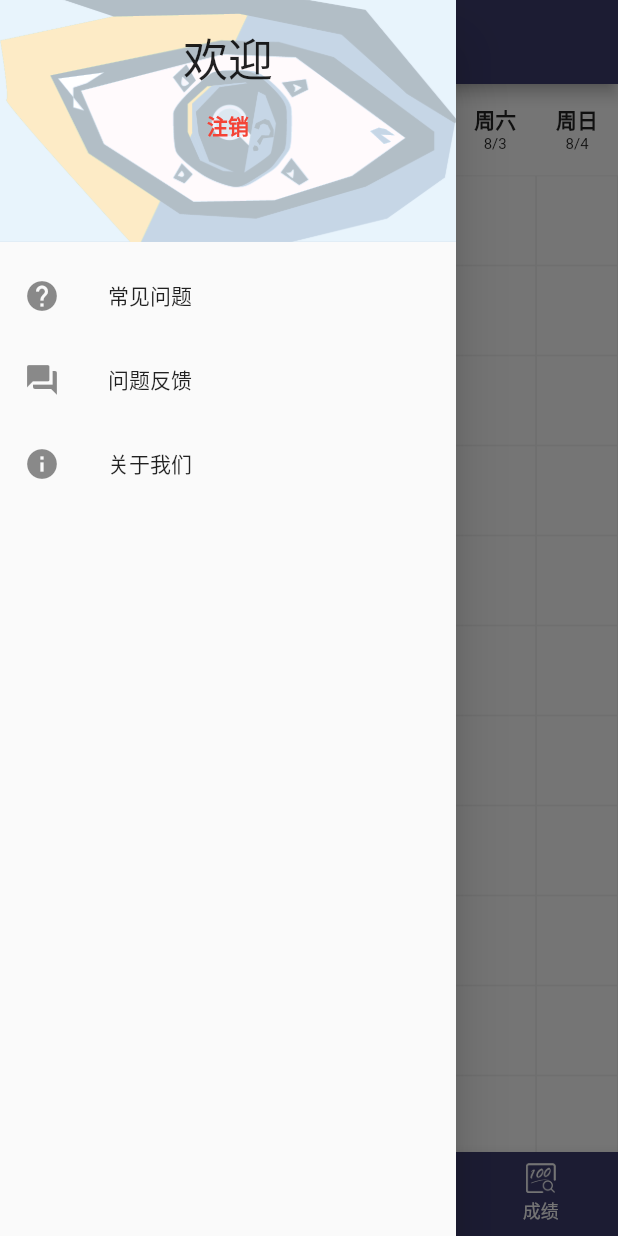
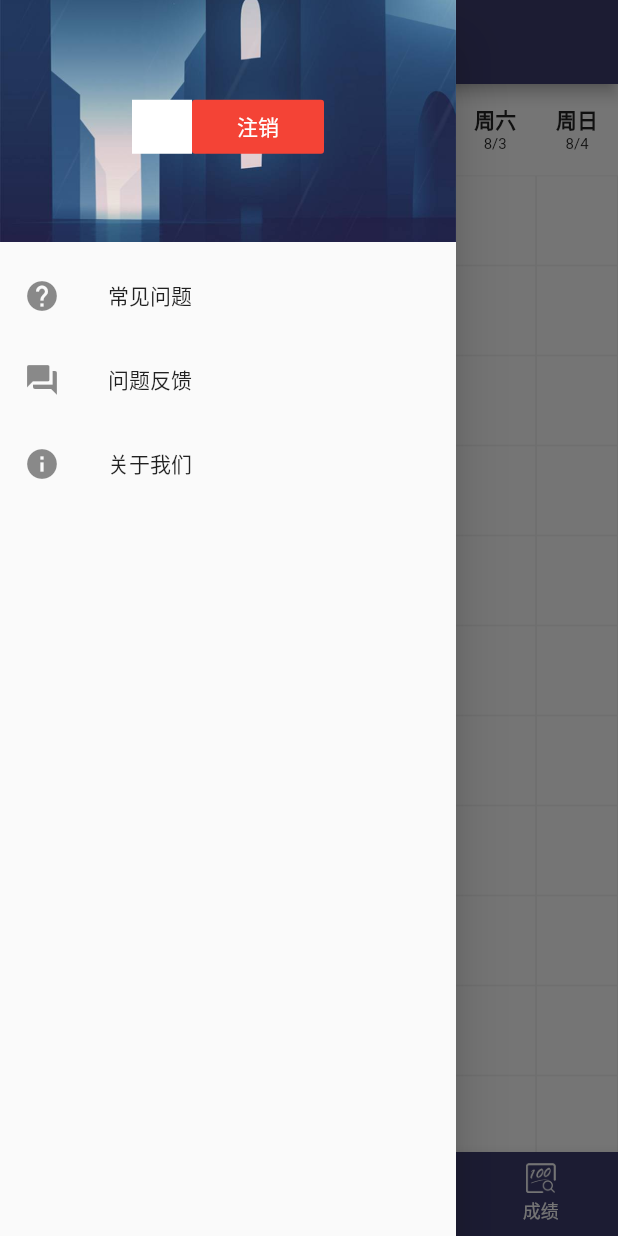
Before and after one commit to recallfuture/hblgdx, a Flutter app: the HomePage screen opened directly, item 2 of the bottom bar chosen, with the side drawer open, on a phone screen of 412 x 824 dp. Run offline on Flutter 3.47's test engine with Material 2 defaults, Android fonts, the phone set to English and light mode, and no system bars; drawn by our look-alikes of oktoast; our stand-ins replace cookie_jar, dio, flutter_html, open_file, permission_handler, shared_preferences; missing offline and left inert: downloads_path_provider, gbk2utf8; accounts and stored records are empty; generated files the repository leaves out were written again.

Commit message:
更改侧边栏头部样式

```diff
--- a/lib/pages/home_page.dart
+++ b/lib/pages/home_page.dart
@@ -119,10 +119,8 @@ class _HomePageState extends State<HomePage> {
         image: DecorationImage(
           fit: BoxFit.cover,
           image: Image
-              .asset('assets/drawer_image.png')
+              .asset('assets/bg_drawer_header.jpg')
               .image,
-          colorFilter: ColorFilter.mode(
-              Colors.blue[50].withAlpha(200), BlendMode.lighten),
         ),
       ),
       child: _buildAccount(
@@ -134,18 +132,22 @@ class _HomePageState extends State<HomePage> {
   /// 帐号
   Widget _buildAccount(String account) {
     return Column(
+      mainAxisAlignment: MainAxisAlignment.center,
       children: <Widget>[
-        Text('欢迎', style: TextStyle(fontSize: 30)),
         Row(
           mainAxisAlignment: MainAxisAlignment.center,
           children: <Widget>[
-            Text(account),
+            Container(
+              color: Colors.white,
+              padding: EdgeInsets.symmetric(horizontal: 20, vertical: 10),
+              child: Text(account),
+            ),
             FlatButton(
+              color: Colors.red,
               child: Text(
                 '注销',
                 style: TextStyle(
-                  color: Colors.red,
-                  fontWeight: FontWeight.bold,
+                  color: Colors.white,
                 ),
               ),
               onPressed: _showLogOutDialog,
--- a/pubspec.yaml
+++ b/pubspec.yaml
@@ -61,13 +61,13 @@ flutter:
     - assets/resource.png
     - assets/score.png
     - assets/logo.png
-    - assets/drawer_image.png
     - assets/colors.png
     - assets/bg_homework.jpg
     - assets/bg_score.jpg
     - assets/label.png
     - assets/file.png
     - assets/opener.png
+    - assets/bg_drawer_header.jpg
 
   # An image asset can refer to one or more resolution-specific "variants", see
   # https://flutter.dev/assets-and-images/#resolution-aware.
```
Also changed, not shown: assets/bg_drawer_header.jpg (added), assets/drawer_image.png (deleted).
